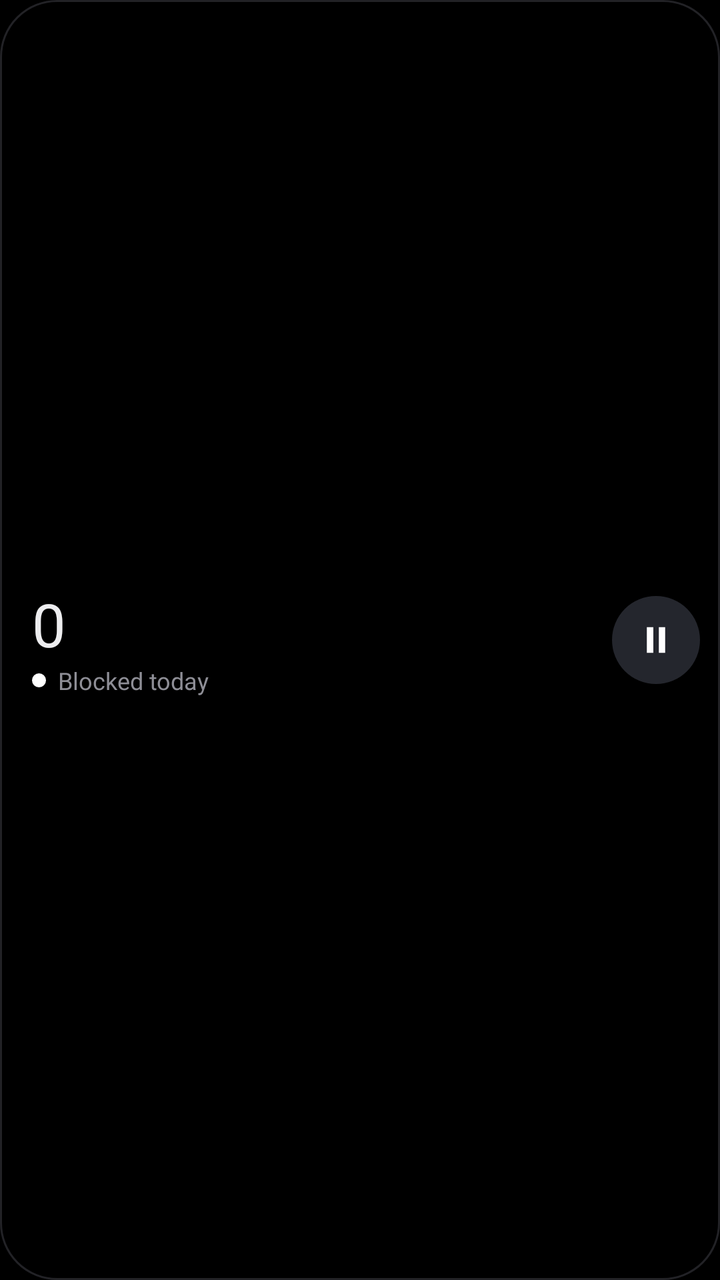
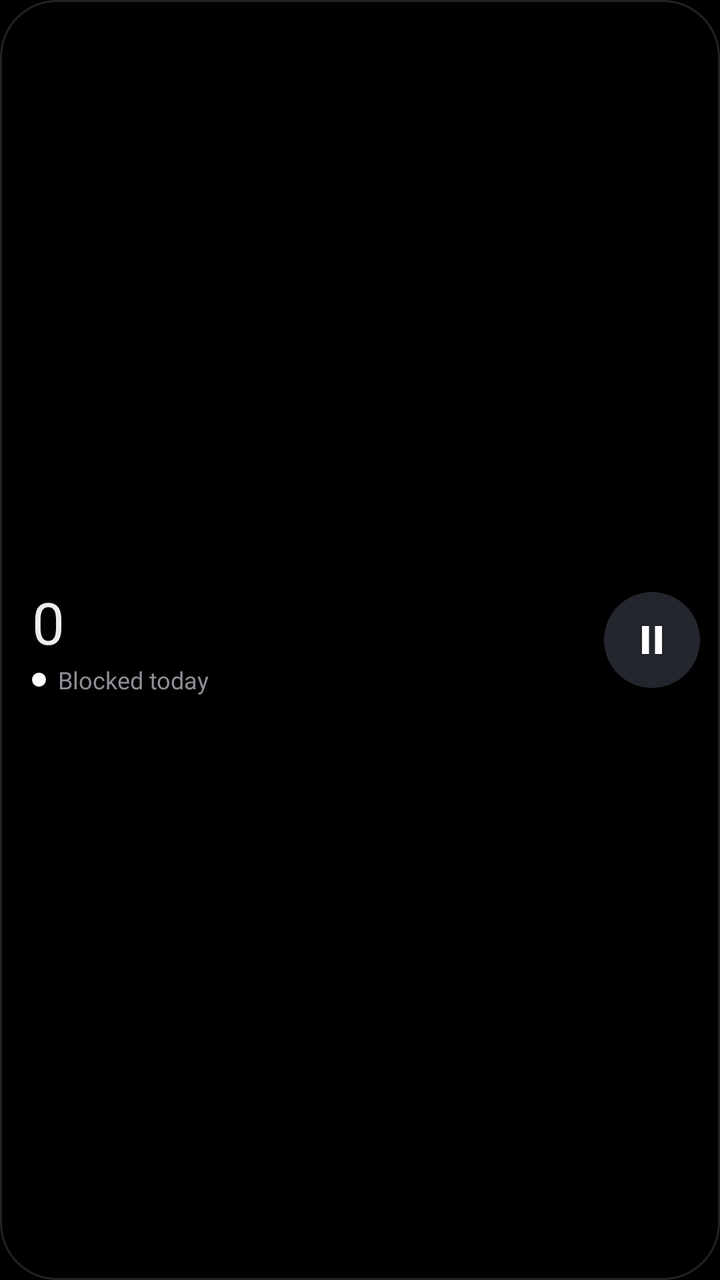

An Android layout rendered at two revisions. The XML below is the earlier revision; the diff shows what the commit changed to produce the second picture.
<!-- AndroidManifest.xml: application theme Theme.Aduster -->
<!-- res/layout/widget_stats.xml -->
<?xml version="1.0" encoding="utf-8"?>
<LinearLayout xmlns:android="http://schemas.android.com/apk/res/android"
    android:id="@+id/widget_root"
    android:layout_width="match_parent"
    android:layout_height="match_parent"
    android:background="@drawable/widget_bg"
    android:gravity="center_vertical"
    android:orientation="horizontal"
    android:paddingStart="16dp"
    android:paddingEnd="10dp"
    android:paddingVertical="10dp">

    <LinearLayout
        android:layout_width="0dp"
        android:layout_height="wrap_content"
        android:layout_weight="1"
        android:orientation="vertical">

        <TextView
            android:id="@+id/widget_count"
            android:layout_width="wrap_content"
            android:layout_height="wrap_content"
            android:fontFamily="@font/google_sans_medium"
            android:fontFeatureSettings="tnum"
            android:maxLines="1"
            android:text="0"
            android:textColor="#FFEDEDEF"
            android:textSize="30sp" />

        <LinearLayout
            android:layout_width="wrap_content"
            android:layout_height="wrap_content"
            android:gravity="center_vertical"
            android:orientation="horizontal">

            <ImageView
                android:id="@+id/widget_dot"
                android:layout_width="7dp"
                android:layout_height="7dp"
                android:layout_marginEnd="6dp"
                android:importantForAccessibility="no"
                android:src="@drawable/widget_dot" />

            <TextView
                android:id="@+id/widget_caption"
                android:layout_width="wrap_content"
                android:layout_height="wrap_content"
                android:fontFamily="@font/google_sans_regular"
                android:maxLines="1"
                android:text="Blocked today"
                android:textColor="#FF8E8E96"
                android:textSize="12sp" />
        </LinearLayout>
    </LinearLayout>

    <ImageView
        android:id="@+id/widget_button"
        android:layout_width="44dp"
        android:layout_height="44dp"
        android:layout_marginStart="8dp"
        android:background="@drawable/widget_button_bg"
        android:contentDescription="Pause protection"
        android:padding="11dp"
        android:src="@drawable/ic_stat_pause" />
</LinearLayout>
<!-- resources referenced by this layout -->
<resources>
  <!-- drawable ic_stat_pause (drawable) -->
  <?xml version="1.0" encoding="utf-8"?>
  <vector xmlns:android="http://schemas.android.com/apk/res/android"
      android:width="24dp"
      android:height="24dp"
      android:viewportWidth="24"
      android:viewportHeight="24">
      <path
          android:fillColor="#FFFFFFFF"
          android:pathData="M7,5h3.5v14h-3.5zM13.5,5h3.5v14h-3.5z" />
  </vector>
  <!-- drawable widget_bg (drawable) -->
  <?xml version="1.0" encoding="utf-8"?>
  <shape xmlns:android="http://schemas.android.com/apk/res/android" android:shape="rectangle">
      <solid android:color="#FF000000" />
      <stroke android:width="1dp" android:color="#FF222226" />
      <corners android:radius="@android:dimen/system_app_widget_background_radius" />
  </shape>
  <!-- drawable widget_button_bg (drawable) -->
  <?xml version="1.0" encoding="utf-8"?>
  <shape xmlns:android="http://schemas.android.com/apk/res/android" android:shape="oval">
      <solid android:color="#FF24262D" />
  </shape>
  <!-- drawable widget_dot (drawable) -->
  <?xml version="1.0" encoding="utf-8"?>
  <shape xmlns:android="http://schemas.android.com/apk/res/android" android:shape="oval">
      <solid android:color="#FFFFFFFF" />
  </shape>
  <style name="Theme.Aduster" parent="android:Theme.Material.NoActionBar">
          <item name="android:windowBackground">@android:color/black</item>
          <item name="android:statusBarColor">@android:color/transparent</item>
          <item name="android:navigationBarColor">@android:color/transparent</item>
          <item name="android:windowLightStatusBar">false</item>
      </style>
</resources>

<!-- the commit's change to res/layout/widget_stats.xml (unified diff, before → after) -->
@@ -16,19 +16,25 @@
         android:layout_weight="1"
         android:orientation="vertical">
 
+        
         <TextView
             android:id="@+id/widget_count"
-            android:layout_width="wrap_content"
-            android:layout_height="wrap_content"
+            android:layout_width="match_parent"
+            android:layout_height="40dp"
+            android:autoSizeMaxTextSize="30sp"
+            android:autoSizeMinTextSize="14sp"
+            android:autoSizeStepGranularity="1sp"
+            android:autoSizeTextType="uniform"
             android:fontFamily="@font/google_sans_medium"
             android:fontFeatureSettings="tnum"
+            android:gravity="start|center_vertical"
             android:maxLines="1"
             android:text="0"
             android:textColor="#FFEDEDEF"
             android:textSize="30sp" />
 
         <LinearLayout
-            android:layout_width="wrap_content"
+            android:layout_width="match_parent"
             android:layout_height="wrap_content"
             android:gravity="center_vertical"
             android:orientation="horizontal">
@@ -43,9 +49,15 @@
 
             <TextView
                 android:id="@+id/widget_caption"
-                android:layout_width="wrap_content"
-                android:layout_height="wrap_content"
+                android:layout_width="0dp"
+                android:layout_height="18dp"
+                android:layout_weight="1"
+                android:autoSizeMaxTextSize="12sp"
+                android:autoSizeMinTextSize="9sp"
+                android:autoSizeStepGranularity="0.5sp"
+                android:autoSizeTextType="uniform"
                 android:fontFamily="@font/google_sans_regular"
+                android:gravity="start|center_vertical"
                 android:maxLines="1"
                 android:text="Blocked today"
                 android:textColor="#FF8E8E96"
@@ -53,13 +65,14 @@
         </LinearLayout>
     </LinearLayout>
 
-    <ImageView
+    
+    <ImageButton
         android:id="@+id/widget_button"
-        android:layout_width="44dp"
-        android:layout_height="44dp"
+        android:layout_width="48dp"
+        android:layout_height="48dp"
         android:layout_marginStart="8dp"
         android:background="@drawable/widget_button_bg"
         android:contentDescription="Pause protection"
-        android:padding="11dp"
+        android:padding="12dp"
         android:src="@drawable/ic_stat_pause" />
 </LinearLayout>
